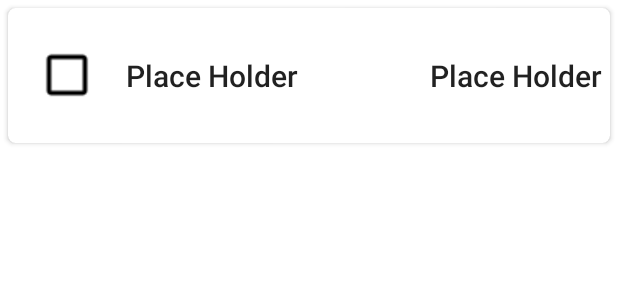
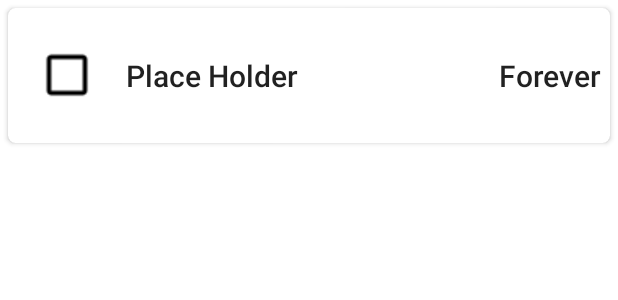
Before and after one commit to Rd4dev/Habit-Tracker, an Android app: the layout task_item_cell.xml on its own in the app's theme, with its tools: preview values and no code run, on a phone screen of 412 x 824 dp. Shown: the top 300 px of the screen. Run offline under Robolectric (Android 15) with nearby library versions, the phone set to English and light mode, and no system bars.

Commit message:
Changed the PlaceHolder to Forever

```diff
--- a/app/src/main/res/layout/task_item_cell.xml
+++ b/app/src/main/res/layout/task_item_cell.xml
@@ -38,7 +38,7 @@
             android:layout_width="wrap_content"
             android:layout_height="wrap_content"
             android:layout_marginHorizontal="5dp"
-            android:text="Place Holder"
+            android:text="Forever"
             style="@style/TextAppearance.AppCompat.Title"
             android:layout_gravity="center"/>
 
```
